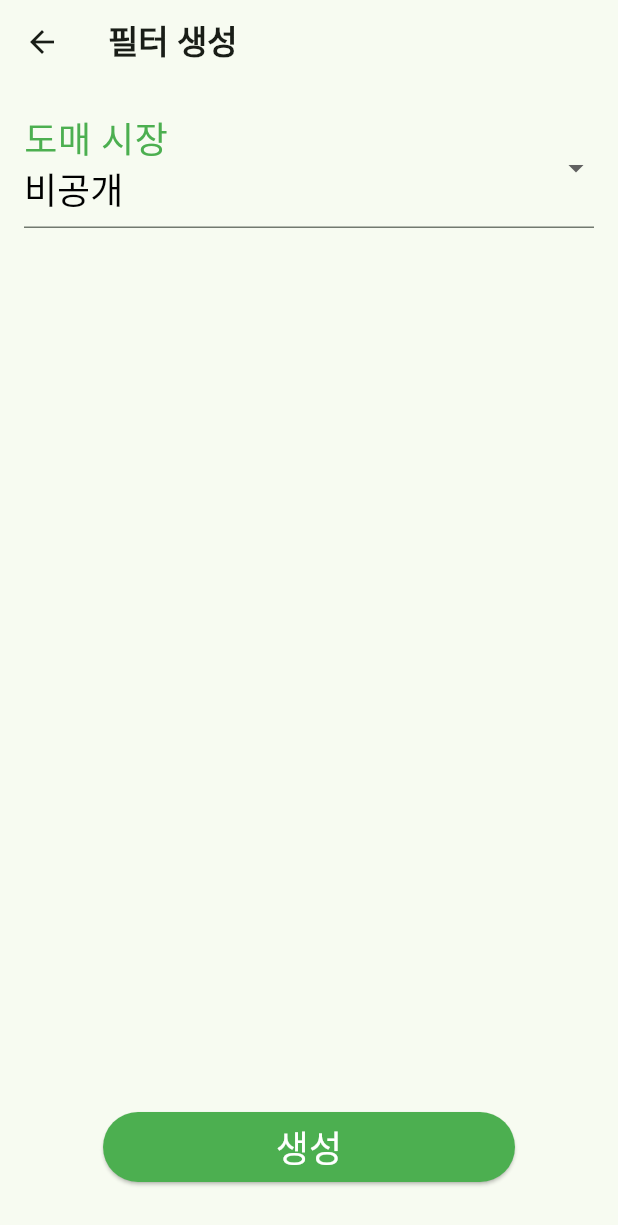
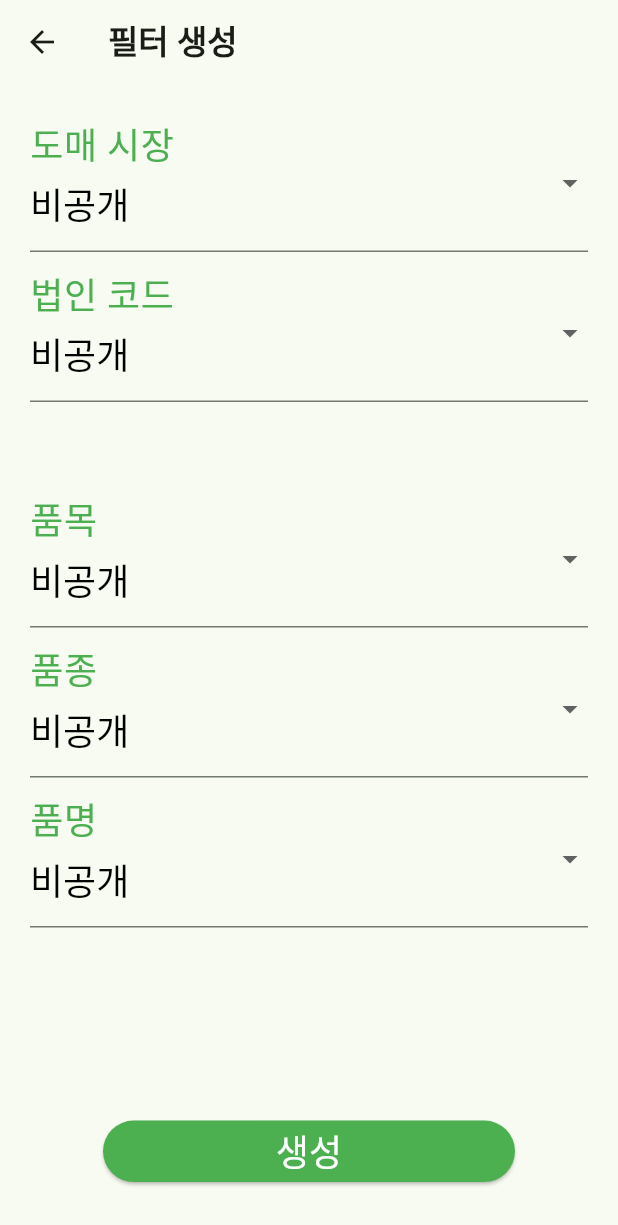
Before and after one commit to Gyeongrak-checker/Gyenongrak-app, a Flutter app: the AddFilterScreen screen opened directly, on a phone screen of 412 x 824 dp. Shown: the top 1225 px of the screen. Run offline on Flutter 3.47's test engine with Material 3 defaults, Android fonts, the phone set to English and light mode, and no system bars; our stand-ins replace flutter_riverpod.

```diff
--- a/lib/screens/filtter/add_filter_screen.dart
+++ b/lib/screens/filtter/add_filter_screen.dart
@@ -1,5 +1,5 @@
 import 'package:flutter/material.dart';
-import 'package:gyenongrak_app/widgets/filter/filter_add_form.dart';
+import 'package:gyenongrak_app/widgets/filter/filter_add_drop_down.dart';
 
 class AddFilterScreen extends StatelessWidget {
   const AddFilterScreen({super.key});
@@ -14,7 +14,12 @@ class AddFilterScreen extends StatelessWidget {
         body: Padding(
           padding: const EdgeInsets.all(16.0),
           child: Column(
-            children: [_MarketArea(), _ProductArea(), _FilterSaveButton()],
+            children: [
+              _MarketArea(),
+              SizedBox(height: 48),
+              _ProductArea(),
+              _FilterSaveButton(),
+            ],
           ),
         ),
       ),
@@ -29,7 +34,12 @@ class _MarketArea extends StatelessWidget {
   Widget build(BuildContext context) {
     return Expanded(
       flex: 5,
-      child: Column(children: [FilterAddForm(title: "도매 시장")]),
+      child: Column(
+        children: [
+          FilterAddDropDown(title: "도매 시장", enabled: true),
+          FilterAddDropDown(title: "법인 코드", enabled: true),
+        ],
+      ),
     );
   }
 }
@@ -39,7 +49,16 @@ class _ProductArea extends StatelessWidget {
 
   @override
   Widget build(BuildContext context) {
-    return Expanded(flex: 10, child: Container());
+    return Expanded(
+      flex: 10,
+      child: Column(
+        children: [
+          FilterAddDropDown(title: "품목", enabled: true),
+          FilterAddDropDown(title: "품종", enabled: true),
+          FilterAddDropDown(title: "품명", enabled: true),
+        ],
+      ),
+    );
   }
 }
 
@@ -55,7 +74,9 @@ class _FilterSaveButton extends StatelessWidget {
         child: SizedBox(
           width: MediaQuery.of(context).size.width / 1.5,
           child: ElevatedButton(
-            onPressed: () {},
+            onPressed: () {
+              Navigator.of(context).pop();
+            },
             style: ElevatedButton.styleFrom(backgroundColor: Colors.green),
             child: const Text(
               '생성',
--- /dev/null
+++ b/lib/widgets/filter/filter_add_drop_down.dart
@@ -0,0 +1,36 @@
+import 'package:flutter/material.dart';
+
+class FilterAddDropDown extends StatelessWidget {
+  final String title;
+  final bool enabled;
+
+  const FilterAddDropDown({
+    super.key,
+    required this.title,
+    required this.enabled,
+  });
+
+  @override
+  Widget build(BuildContext context) {
+    return Padding(
+      padding: const EdgeInsets.all(4.0),
+      child: DropdownButtonFormField<String?>(
+        style: TextStyle(fontSize: 24, color: Colors.black),
+        isDense: false,
+        decoration: InputDecoration(
+          labelText: title,
+          labelStyle: TextStyle(fontSize: 32, color: Colors.green),
+          enabled: enabled,
+        ),
+        onChanged: (String? newValue) {},
+        items:
+            [null, 'M', 'F'].map<DropdownMenuItem<String?>>((String? i) {
+              return DropdownMenuItem<String?>(
+                value: i,
+                child: Text({'M': '남성', 'F': '여성'}[i] ?? '비공개'),
+              );
+            }).toList(),
+      ),
+    );
+  }
+}
--- a/lib/widgets/filter/filter_add_form.dart
+++ /dev/null
@@ -1,29 +0,0 @@
-import 'package:flutter/material.dart';
-
-class FilterAddForm extends StatelessWidget {
-  final String title;
-
-  const FilterAddForm({super.key, required this.title});
-
-  @override
-  Widget build(BuildContext context) {
-    return DropdownButtonFormField<String?>(
-      style: TextStyle(fontSize: 24, color: Colors.black),
-      isExpanded: true,
-      decoration: InputDecoration(
-        labelText: title,
-        labelStyle: TextStyle(fontSize: 32, color: Colors.green),
-      ),
-      onChanged: (String? newValue) {
-        print(newValue);
-      },
-      items:
-          [null, 'M', 'F'].map<DropdownMenuItem<String?>>((String? i) {
-            return DropdownMenuItem<String?>(
-              value: i,
-              child: Text({'M': '남성', 'F': '여성'}[i] ?? '비공개'),
-            );
-          }).toList(),
-    );
-  }
-}
```
Also changed, not shown: lib/widgets/gyuenongrak/list_item.dart (+15 -2 lines).
